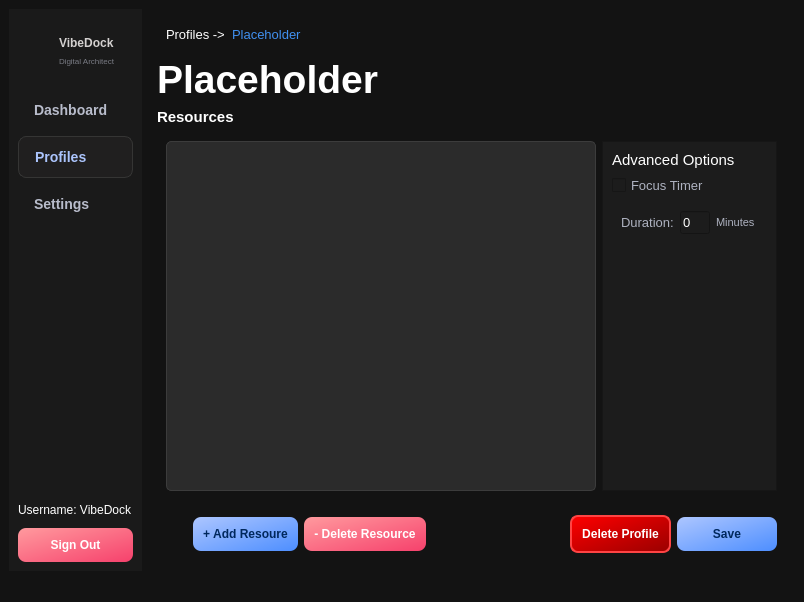
This is editprofile.ui in 2012hhh2012/final-app-project as Qt 5 draws it before an edit. The edited form follows.
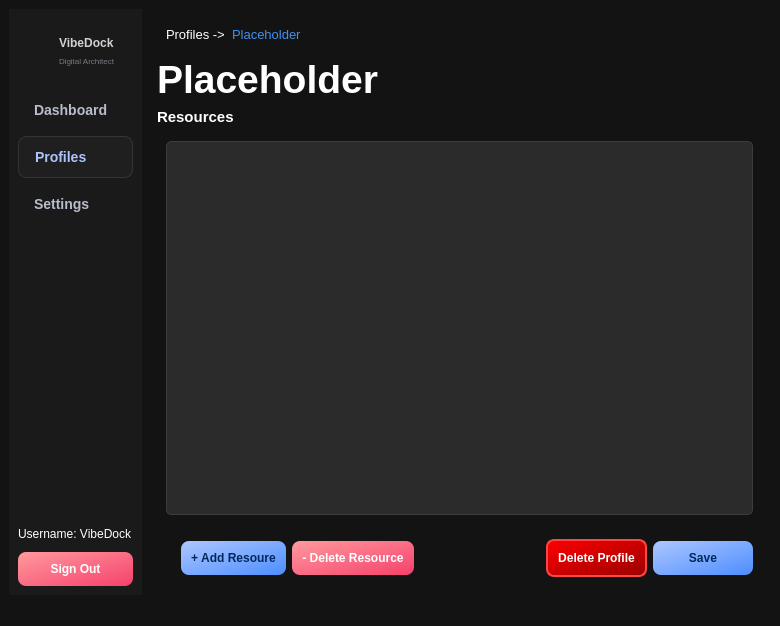
This is the edited form. Icons and pictures are not drawn.

```diff
--- a/editprofile.ui
+++ b/editprofile.ui
@@ -6,8 +6,8 @@
    <rect>
     <x>0</x>
     <y>0</y>
-    <width>804</width>
-    <height>602</height>
+    <width>780</width>
+    <height>626</height>
    </rect>
   </property>
   <property name="windowTitle">
@@ -394,137 +394,6 @@
             </property>
            </widget>
           </item>
-          <item>
-           <widget class="QFrame" name="frame">
-            <property name="maximumSize">
-             <size>
-              <width>175</width>
-              <height>16777215</height>
-             </size>
-            </property>
-            <property name="styleSheet">
-             <string notr="true">background-color: #1c1c1c;
-</string>
-            </property>
-            <property name="frameShape">
-             <enum>QFrame::StyledPanel</enum>
-            </property>
-            <property name="frameShadow">
-             <enum>QFrame::Raised</enum>
-            </property>
-            <layout class="QVBoxLayout" name="verticalLayout_2">
-             <item>
-              <widget class="QLabel" name="label_8">
-               <property name="font">
-                <font>
-                 <pointsize>11</pointsize>
-                </font>
-               </property>
-               <property name="styleSheet">
-                <string notr="true">color: white;</string>
-               </property>
-               <property name="text">
-                <string>Advanced Options</string>
-               </property>
-              </widget>
-             </item>
-             <item>
-              <widget class="QCheckBox" name="chkFocusTimer">
-               <property name="font">
-                <font>
-                 <pointsize>10</pointsize>
-                </font>
-               </property>
-               <property name="styleSheet">
-                <string notr="true">color: #aeb2c0;</string>
-               </property>
-               <property name="text">
-                <string>Focus Timer</string>
-               </property>
-               <property name="tristate">
-                <bool>false</bool>
-               </property>
-              </widget>
-             </item>
-             <item>
-              <widget class="QWidget" name="widget_4" native="true">
-               <layout class="QHBoxLayout" name="horizontalLayout">
-                <item>
-                 <widget class="QLabel" name="label_9">
-                  <property name="minimumSize">
-                   <size>
-                    <width>0</width>
-                    <height>0</height>
-                   </size>
-                  </property>
-                  <property name="font">
-                   <font>
-                    <pointsize>10</pointsize>
-                   </font>
-                  </property>
-                  <property name="styleSheet">
-                   <string notr="true">color: #aeb2c0;</string>
-                  </property>
-                  <property name="text">
-                   <string>Duration:</string>
-                  </property>
-                 </widget>
-                </item>
-                <item>
-                 <widget class="QLineEdit" name="lineDuration">
-                  <property name="maximumSize">
-                   <size>
-                    <width>30</width>
-                    <height>16777215</height>
-                   </size>
-                  </property>
-                  <property name="font">
-                   <font>
-                    <pointsize>10</pointsize>
-                   </font>
-                  </property>
-                  <property name="text">
-                   <string>0</string>
-                  </property>
-                  <property name="clearButtonEnabled">
-                   <bool>false</bool>
-                  </property>
-                 </widget>
-                </item>
-                <item>
-                 <widget class="QLabel" name="label_10">
-                  <property name="font">
-                   <font>
-                    <pointsize>8</pointsize>
-                   </font>
-                  </property>
-                  <property name="styleSheet">
-                   <string notr="true">color: #aeb2c0;</string>
-                  </property>
-                  <property name="text">
-                   <string>Minutes</string>
-                  </property>
-                 </widget>
-                </item>
-               </layout>
-              </widget>
-             </item>
-             <item>
-              <spacer name="verticalSpacer_2">
-               <property name="orientation">
-                <enum>Qt::Vertical</enum>
-               </property>
-               <property name="sizeHint" stdset="0">
-                <size>
-                 <width>20</width>
-                 <height>40</height>
-                </size>
-               </property>
-              </spacer>
-             </item>
-            </layout>
-           </widget>
-          </item>
          </layout>
         </widget>
        </item>
```
Left out of the diff: 2 changed lines with no effect on the pictures.
